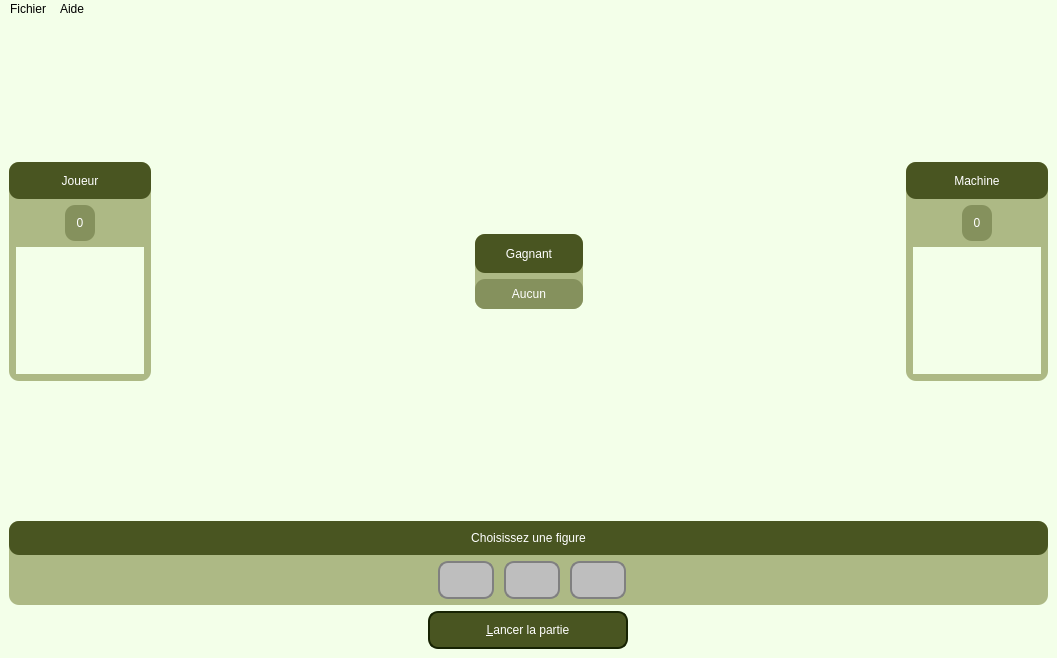
The window that chifoumi/chifoumivue.ui (Hizaak/S2-01-Developpement_d_une_application) describes before a commit, drawn with Qt 5.
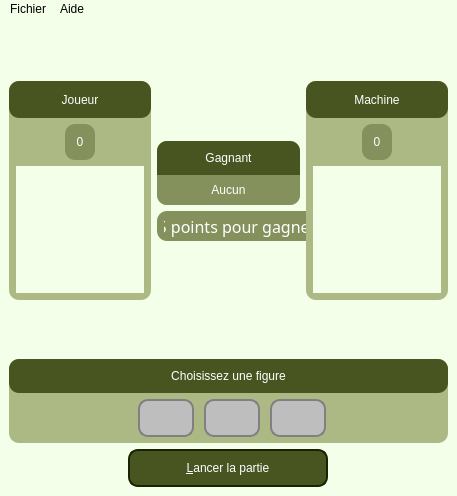
The same window after the commit. Icons and pictures are not drawn.

Diff of the .ui file:
```diff
--- a/chifoumi/chifoumivue.ui
+++ b/chifoumi/chifoumivue.ui
@@ -6,8 +6,8 @@
    <rect>
     <x>0</x>
     <y>0</y>
-    <width>1057</width>
-    <height>658</height>
+    <width>457</width>
+    <height>496</height>
    </rect>
   </property>
   <property name="minimumSize">
@@ -201,7 +201,8 @@
 #labelGagnant {
 background-color: rgb(73, 85, 33);
 color: white;
-border-radius: 10px;
+border-top-right-radius: 10px;
+border-top-left-radius: 10px;
 padding-left: 30px;
 padding-right: 30px;
 padding-top: 10px;
@@ -212,7 +213,8 @@
 
 #labelInfoJGagnant {
 background-color: rgb(133, 145, 93);
-border-radius: 10px;
+border-bottom-left-radius: 10px;
+border-bottom-right-radius: 10px;
 padding: 7px;
 
 color: white;
@@ -289,6 +291,14 @@
 font: 10pt &quot;Segoe UI Emoji&quot;;
 }
 
+#labelPointInformation {
+background-color: rgb(133, 145, 93);
+border-radius: 10px;
+color: white;
+font: 87 12pt &quot;Segoe UI Segoe UI Semibold&quot;;
+padding-left: 7px; padding-right: 7px;
+}
+
 /* QMenu */
 
 QMenu::item {
@@ -334,6 +344,9 @@
     </item>
     <item>
      <layout class="QHBoxLayout" name="layoutHPrincipaleSup">
+      <property name="spacing">
+       <number>6</number>
+      </property>
       <item>
        <widget class="QFrame" name="frameJGauche">
         <property name="minimumSize">
@@ -489,6 +502,33 @@
        </spacer>
       </item>
       <item>
+       <layout class="QVBoxLayout" name="verticalLayout_2">
+        <property name="leftMargin">
+         <number>0</number>
+        </property>
+        <property name="topMargin">
+         <number>0</number>
+        </property>
+        <property name="rightMargin">
+         <number>0</number>
+        </property>
+        <property name="bottomMargin">
+         <number>0</number>
+        </property>
+        <item>
+         <spacer name="verticalSpacer_4">
+          <property name="orientation">
+           <enum>Qt::Vertical</enum>
+          </property>
+          <property name="sizeHint" stdset="0">
+           <size>
+            <width>20</width>
+            <height>40</height>
+           </size>
+          </property>
+         </spacer>
+        </item>
+        <item>
        <widget class="QFrame" name="frameJGagnant">
         <property name="minimumSize">
          <size>
@@ -499,7 +539,7 @@
         <property name="maximumSize">
          <size>
           <width>16777215</width>
-          <height>75</height>
+            <height>110</height>
          </size>
         </property>
         <property name="frameShape">
@@ -509,6 +549,9 @@
          <enum>QFrame::Raised</enum>
         </property>
         <layout class="QVBoxLayout" name="verticalLayout_5">
+           <property name="spacing">
+            <number>0</number>
+           </property>
          <property name="leftMargin">
           <number>0</number>
          </property>
@@ -523,6 +566,9 @@
          </property>
          <item>
           <widget class="QLabel" name="labelGagnant">
+             <property name="enabled">
+              <bool>true</bool>
+             </property>
            <property name="maximumSize">
             <size>
              <width>16777215</width>
@@ -539,6 +585,9 @@
          </item>
          <item>
           <widget class="QLabel" name="labelInfoJGagnant">
+             <property name="enabled">
+              <bool>true</bool>
+             </property>
            <property name="minimumSize">
             <size>
              <width>30</width>
@@ -563,6 +612,53 @@
        </widget>
       </item>
       <item>
+         <widget class="QLabel" name="labelPointInformation">
+          <property name="minimumSize">
+           <size>
+            <width>160</width>
+            <height>30</height>
+           </size>
+          </property>
+          <property name="maximumSize">
+           <size>
+            <width>999</width>
+            <height>999</height>
+           </size>
+          </property>
+          <property name="font">
+           <font>
+            <family>Segoe UI Segoe UI Semibold</family>
+            <pointsize>12</pointsize>
+            <weight>10</weight>
+            <italic>false</italic>
+            <bold>false</bold>
+            <kerning>true</kerning>
+           </font>
+          </property>
+          <property name="text">
+           <string>5 points pour gagner</string>
+          </property>
+          <property name="alignment">
+           <set>Qt::AlignCenter</set>
+          </property>
+         </widget>
+        </item>
+        <item>
+         <spacer name="verticalSpacer_5">
+          <property name="orientation">
+           <enum>Qt::Vertical</enum>
+          </property>
+          <property name="sizeHint" stdset="0">
+           <size>
+            <width>20</width>
+            <height>40</height>
+           </size>
+          </property>
+         </spacer>
+        </item>
+       </layout>
+      </item>
+      <item>
        <spacer name="horizontalSpacer">
         <property name="orientation">
          <enum>Qt::Horizontal</enum>
@@ -909,7 +1005,7 @@
     <rect>
      <x>0</x>
      <y>0</y>
-     <width>1057</width>
+     <width>457</width>
      <height>21</height>
     </rect>
    </property>
```
Lines whose indentation alone changed are shown as unchanged.
